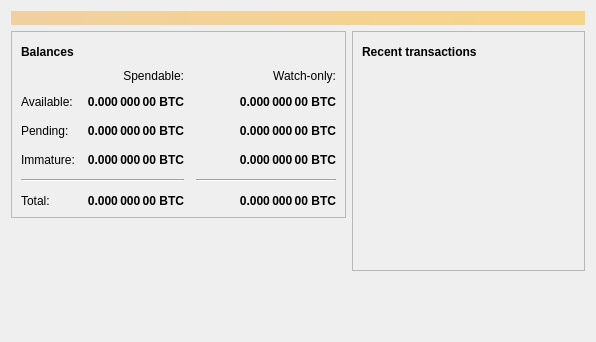
Before: the Qt Designer form src/qt/forms/overviewpage.ui in barrystyle/veles, drawn with Qt 5.
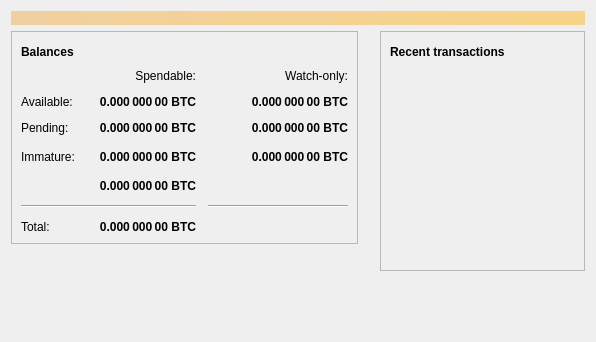
After: the same form once the commit is applied. Icons and pictures are not drawn.

The edit to the form file:
```diff
--- a/src/qt/forms/overviewpage.ui
+++ b/src/qt/forms/overviewpage.ui
@@ -34,7 +34,22 @@
     </widget>
    </item>
    <item>
-    <layout class="QHBoxLayout" name="horizontalLayout" stretch="1,1">
+    <layout class="QHBoxLayout" name="horizontalLayout_3">
+     <property name="spacing">
+      <number>2</number>
+     </property>
+     <property name="leftMargin">
+      <number>0</number>
+     </property>
+     <property name="topMargin">
+      <number>0</number>
+     </property>
+     <property name="rightMargin">
+      <number>0</number>
+     </property>
+     <property name="bottomMargin">
+      <number>5</number>
+     </property>
      <item>
       <layout class="QVBoxLayout" name="verticalLayout_2">
        <item>
@@ -61,6 +76,19 @@
               </property>
              </widget>
             </item>
+            <item>
+             <spacer name="horizontalpacer_3">
+              <property name="orientation">
+               <enum>Qt::Horizontal</enum>
+              </property>
+              <property name="sizeHint" stdset="0">
+               <size>
+                <width>40</width>
+                <height>20</height>
+               </size>
+              </property>
+             </spacer>
+            </item>
             <item>
              <widget class="QPushButton" name="labelWalletStatus">
               <property name="enabled">
@@ -94,19 +122,6 @@
               </property>
              </widget>
             </item>
-            <item>
-             <spacer name="horizontalSpacer_3">
-              <property name="orientation">
-               <enum>Qt::Horizontal</enum>
-              </property>
-              <property name="sizeHint" stdset="0">
-               <size>
-                <width>40</width>
-                <height>20</height>
-               </size>
-              </property>
-             </spacer>
-            </item>
            </layout>
           </item>
           <item>
@@ -114,89 +129,27 @@
             <property name="spacing">
              <number>12</number>
             </property>
-            <item row="2" column="2">
-             <widget class="QLabel" name="labelWatchPending">
-              <property name="font">
-               <font>
-                <weight>75</weight>
-                <bold>true</bold>
-               </font>
+            <item row="4" column="1">
+             <spacer name="horizontalSpacer_10">
+              <property name="orientation">
+               <enum>Qt::Horizontal</enum>
               </property>
-              <property name="cursor">
-               <cursorShape>IBeamCursor</cursorShape>
+              <property name="sizeHint" stdset="0">
+               <size>
+                <width>40</width>
+                <height>20</height>
+               </size>
               </property>
-              <property name="toolTip">
-               <string>Unconfirmed transactions to watch-only addresses</string>
-              </property>
-              <property name="text">
-               <string notr="true">0.000 000 00 BTC</string>
-              </property>
-              <property name="alignment">
-               <set>Qt::AlignRight|Qt::AlignTrailing|Qt::AlignVCenter</set>
-              </property>
-              <property name="textInteractionFlags">
-               <set>Qt::LinksAccessibleByMouse|Qt::TextSelectableByKeyboard|Qt::TextSelectableByMouse</set>
-              </property>
-             </widget>
+             </spacer>
             </item>
-            <item row="2" column="1">
-             <widget class="QLabel" name="labelUnconfirmed">
-              <property name="font">
-               <font>
-                <weight>75</weight>
-                <bold>true</bold>
-               </font>
-              </property>
-              <property name="cursor">
-               <cursorShape>IBeamCursor</cursorShape>
-              </property>
-              <property name="toolTip">
-               <string>Total of transactions that have yet to be confirmed, and do not yet count toward the spendable balance</string>
-              </property>
-              <property name="text">
-               <string notr="true">0.000 000 00 BTC</string>
-              </property>
-              <property name="alignment">
-               <set>Qt::AlignRight|Qt::AlignTrailing|Qt::AlignVCenter</set>
-              </property>
-              <property name="textInteractionFlags">
-               <set>Qt::LinksAccessibleByMouse|Qt::TextSelectableByKeyboard|Qt::TextSelectableByMouse</set>
-              </property>
-             </widget>
-            </item>
-            <item row="3" column="2">
-             <widget class="QLabel" name="labelWatchImmature">
-              <property name="font">
-               <font>
-                <weight>75</weight>
-                <bold>true</bold>
-               </font>
-              </property>
-              <property name="cursor">
-               <cursorShape>IBeamCursor</cursorShape>
-              </property>
-              <property name="toolTip">
-               <string>Mined balance in watch-only addresses that has not yet matured</string>
-              </property>
-              <property name="text">
-               <string notr="true">0.000 000 00 BTC</string>
-              </property>
-              <property name="alignment">
-               <set>Qt::AlignRight|Qt::AlignTrailing|Qt::AlignVCenter</set>
-              </property>
-              <property name="textInteractionFlags">
-               <set>Qt::LinksAccessibleByMouse|Qt::TextSelectableByKeyboard|Qt::TextSelectableByMouse</set>
-              </property>
-             </widget>
-            </item>
-            <item row="4" column="0" colspan="2">
+            <item row="6" column="0" colspan="3">
              <widget class="Line" name="line">
               <property name="orientation">
                <enum>Qt::Horizontal</enum>
               </property>
              </widget>
-            </item>
-            <item row="4" column="2">
+          </item>
+            <item row="6" column="3">
              <widget class="Line" name="lineWatchBalance">
               <property name="sizePolicy">
                <sizepolicy hsizetype="Preferred" vsizetype="Fixed">
@@ -215,59 +168,88 @@
               </property>
              </widget>
             </item>
-            <item row="5" column="0">
-             <widget class="QLabel" name="labelTotalText">
-              <property name="text">
-               <string>Total:</string>
-              </property>
-             </widget>
-            </item>
-            <item row="3" column="1">
-             <widget class="QLabel" name="labelImmature">
-              <property name="font">
-               <font>
-                <weight>75</weight>
-                <bold>true</bold>
-               </font>
-              </property>
-              <property name="cursor">
-               <cursorShape>IBeamCursor</cursorShape>
-              </property>
-              <property name="toolTip">
-               <string>Mined balance that has not yet matured</string>
-              </property>
-              <property name="text">
-               <string notr="true">0.000 000 00 BTC</string>
-              </property>
-              <property name="alignment">
-               <set>Qt::AlignRight|Qt::AlignTrailing|Qt::AlignVCenter</set>
-              </property>
-              <property name="textInteractionFlags">
-               <set>Qt::LinksAccessibleByMouse|Qt::TextSelectableByKeyboard|Qt::TextSelectableByMouse</set>
-              </property>
-             </widget>
-            </item>
-            <item row="2" column="3">
-             <spacer name="horizontalSpacer_2">
-              <property name="orientation">
-               <enum>Qt::Horizontal</enum>
-              </property>
-              <property name="sizeHint" stdset="0">
-               <size>
-                <width>40</width>
-                <height>20</height>
-               </size>
-              </property>
-             </spacer>
-            </item>
-            <item row="3" column="0">
+            <item row="4" column="0">
              <widget class="QLabel" name="labelImmatureText">
               <property name="text">
                <string>Immature:</string>
               </property>
              </widget>
             </item>
-            <item row="5" column="1">
+            <item row="1" column="0">
+             <widget class="QLabel" name="labelBalanceText">
+              <property name="text">
+               <string>Available:</string>
+              </property>
+             </widget>
+            </item>
+            <item row="2" column="0">
+             <widget class="QLabel" name="labelPendingText">
+              <property name="text">
+               <string>Pending:</string>
+              </property>
+             </widget>
+            </item>
+            <item row="0" column="3">
+             <widget class="QLabel" name="labelWatchonly">
+              <property name="text">
+               <string>Watch-only:</string>
+              </property>
+              <property name="alignment">
+               <set>Qt::AlignRight|Qt::AlignTrailing|Qt::AlignVCenter</set>
+              </property>
+             </widget>
+            </item>
+            <item row="4" column="3">
+             <widget class="QLabel" name="labelWatchImmature">
+              <property name="font">
+               <font>
+                <weight>75</weight>
+                <bold>true</bold>
+               </font>
+              </property>
+              <property name="cursor">
+               <cursorShape>IBeamCursor</cursorShape>
+              </property>
+              <property name="toolTip">
+               <string>Total of transactions that have yet to be confirmed, and do not yet count toward the spendable balance</string>
+              </property>
+              <property name="text">
+               <string notr="true">0.000 000 00 BTC</string>
+              </property>
+              <property name="alignment">
+               <set>Qt::AlignRight|Qt::AlignTrailing|Qt::AlignVCenter</set>
+              </property>
+              <property name="textInteractionFlags">
+               <set>Qt::LinksAccessibleByMouse|Qt::TextSelectableByKeyboard|Qt::TextSelectableByMouse</set>
+              </property>
+             </widget>
+            </item>
+            <item row="1" column="2">
+             <widget class="QLabel" name="labelBalance">
+              <property name="font">
+               <font>
+                <weight>75</weight>
+                <bold>true</bold>
+               </font>
+              </property>
+              <property name="cursor">
+               <cursorShape>IBeamCursor</cursorShape>
+              </property>
+              <property name="toolTip">
+               <string>Mined balance in watch-only addresses that has not yet matured</string>
+              </property>
+              <property name="text">
+               <string notr="true">0.000 000 00 BTC</string>
+              </property>
+              <property name="alignment">
+               <set>Qt::AlignRight|Qt::AlignTrailing|Qt::AlignVCenter</set>
+              </property>
+              <property name="textInteractionFlags">
+               <set>Qt::LinksAccessibleByMouse|Qt::TextSelectableByKeyboard|Qt::TextSelectableByMouse</set>
+              </property>
+             </widget>
+            </item>
+            <item row="10" column="2">
              <widget class="QLabel" name="labelTotal">
               <property name="font">
                <font>
@@ -279,6 +261,31 @@
                <cursorShape>IBeamCursor</cursorShape>
               </property>
               <property name="toolTip">
+               <string>Mined balance that has not yet matured</string>
+              </property>
+              <property name="text">
+               <string notr="true">0.000 000 00 BTC</string>
+              </property>
+              <property name="alignment">
+               <set>Qt::AlignRight|Qt::AlignTrailing|Qt::AlignVCenter</set>
+              </property>
+              <property name="textInteractionFlags">
+               <set>Qt::LinksAccessibleByMouse|Qt::TextSelectableByKeyboard|Qt::TextSelectableByMouse</set>
+              </property>
+             </widget>
+            </item>
+            <item row="2" column="2">
+             <widget class="QLabel" name="labelUnconfirmed">
+              <property name="font">
+               <font>
+                <weight>75</weight>
+                <bold>true</bold>
+               </font>
+              </property>
+              <property name="cursor">
+               <cursorShape>IBeamCursor</cursorShape>
+              </property>
+              <property name="toolTip">
                <string>Your current total balance</string>
               </property>
               <property name="text">
@@ -317,25 +324,8 @@
               </property>
              </widget>
             </item>
-            <item row="0" column="2">
-             <widget class="QLabel" name="labelWatchonly">
-              <property name="text">
-               <string>Watch-only:</string>
-              </property>
-              <property name="alignment">
-               <set>Qt::AlignRight|Qt::AlignTrailing|Qt::AlignVCenter</set>
-              </property>
-             </widget>
-            </item>
-            <item row="1" column="0">
-             <widget class="QLabel" name="labelBalanceText">
-              <property name="text">
-               <string>Available:</string>
-              </property>
-             </widget>
-            </item>
-            <item row="1" column="1">
-             <widget class="QLabel" name="labelBalance">
+            <item row="4" column="2">
+             <widget class="QLabel" name="labelImmature">
               <property name="font">
                <font>
                 <weight>75</weight>
@@ -359,7 +349,7 @@
               </property>
              </widget>
             </item>
-            <item row="1" column="2">
+            <item row="1" column="3">
              <widget class="QLabel" name="labelWatchAvailable">
               <property name="font">
                <font>
@@ -384,14 +374,7 @@
               </property>
              </widget>
             </item>
-            <item row="2" column="0">
-             <widget class="QLabel" name="labelPendingText">
-              <property name="text">
-               <string>Pending:</string>
-              </property>
-             </widget>
-            </item>
-            <item row="0" column="1">
+            <item row="0" column="2">
              <widget class="QLabel" name="labelSpendable">
               <property name="text">
                <string>Spendable:</string>
@@ -401,6 +384,38 @@
               </property>
              </widget>
             </item>
+            <item row="10" column="0">
+             <widget class="QLabel" name="labelTotalText">
+              <property name="text">
+               <string>Total:</string>
+              </property>
+             </widget>
+            </item>
+            <item row="2" column="3">
+             <widget class="QLabel" name="labelWatchPending">
+              <property name="font">
+               <font>
+                <weight>75</weight>
+                <bold>true</bold>
+               </font>
+              </property>
+              <property name="cursor">
+               <cursorShape>IBeamCursor</cursorShape>
+              </property>
+              <property name="toolTip">
+               <string>Unconfirmed transactions to watch-only addresses</string>
+              </property>
+              <property name="text">
+               <string notr="true">0.000 000 00 BTC</string>
+              </property>
+              <property name="alignment">
+               <set>Qt::AlignRight|Qt::AlignTrailing|Qt::AlignVCenter</set>
+              </property>
+              <property name="textInteractionFlags">
+               <set>Qt::LinksAccessibleByMouse|Qt::TextSelectableByKeyboard|Qt::TextSelectableByMouse</set>
+              </property>
+             </widget>
+            </item>
            </layout>
           </item>
          </layout>
@@ -421,6 +436,22 @@
        </item>
       </layout>
      </item>
+     <item>
+      <spacer name="horizontalSpacer_2">
+       <property name="orientation">
+        <enum>Qt::Horizontal</enum>
+       </property>
+       <property name="sizeType">
+        <enum>QSizePolicy::Fixed</enum>
+       </property>
+       <property name="sizeHint" stdset="0">
+        <size>
+         <width>20</width>
+         <height>20</height>
+        </size>
+       </property>
+      </spacer>
+     </item>
      <item>
       <layout class="QVBoxLayout" name="verticalLayout_3">
        <item>
@@ -447,6 +478,32 @@
               </property>
              </widget>
             </item>
+            <item>
+             <spacer name="horizontalSpacer_9">
+              <property name="orientation">
+               <enum>Qt::Horizontal</enum>
+              </property>
+              <property name="sizeHint" stdset="0">
+               <size>
+                <width>40</width>
+                <height>20</height>
+               </size>
+              </property>
+             </spacer>
+            </item>
+            <item>
+             <spacer name="horizontalSpacer_3">
+              <property name="orientation">
+               <enum>Qt::Horizontal</enum>
+              </property>
+              <property name="sizeHint" stdset="0">
+               <size>
+                <width>40</width>
+                <height>20</height>
+               </size>
+              </property>
+             </spacer>
+            </item>
             <item>
              <widget class="QPushButton" name="labelTransactionsStatus">
               <property name="enabled">
```
Left out of the diff: 8 changed lines with no effect on the pictures.
